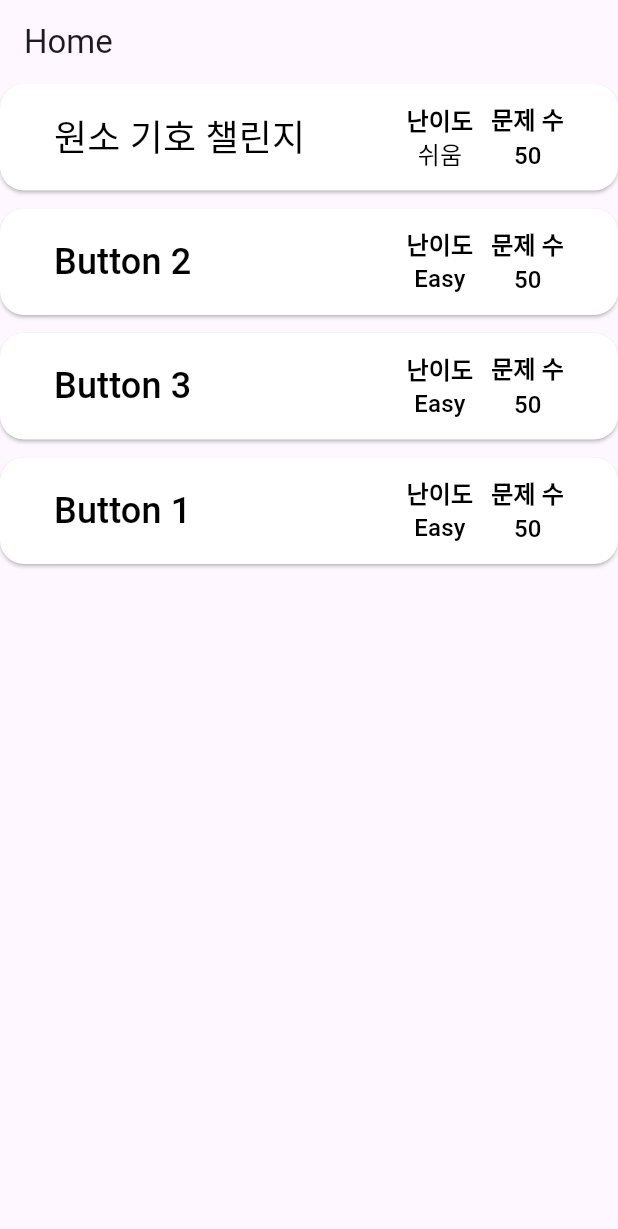
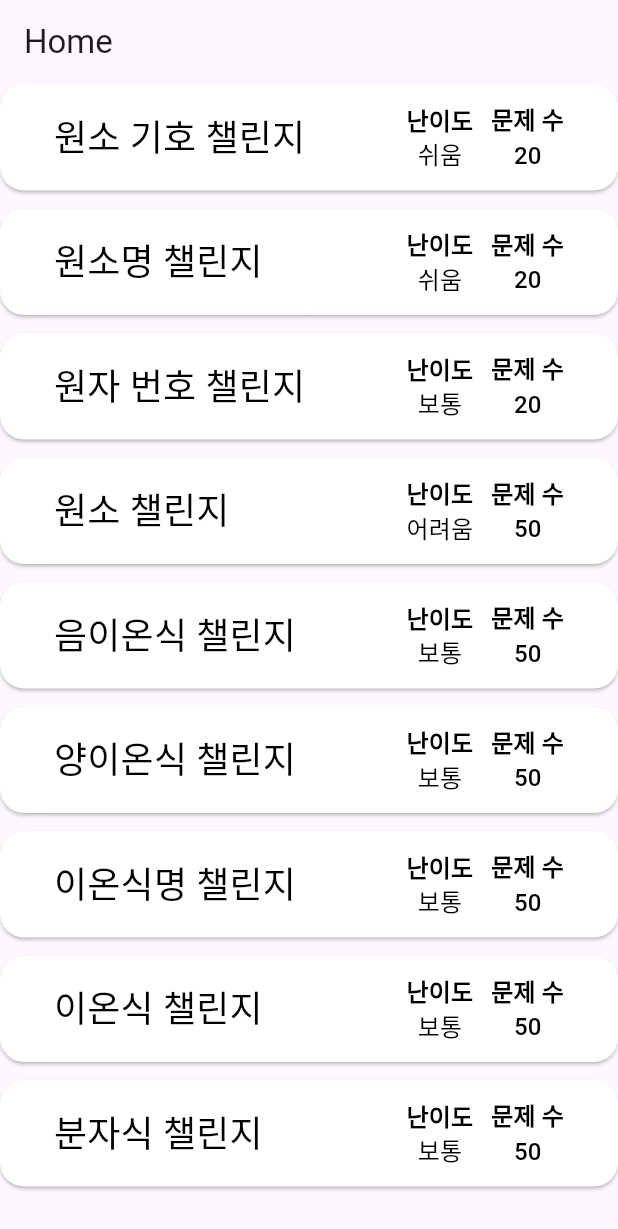
Before and after one commit to dohun0310/Chemistry-Challenge, a Flutter app: the screen it shows after launch, on a phone screen of 412 x 824 dp. Shown: the top 1229 px of the screen. Run offline on Flutter 3.47's test engine with Material 3 defaults, Android fonts, the phone set to English and light mode, and no system bars.

Commit message:
add many list

```diff
--- a/lib/pages/main/main.dart
+++ b/lib/pages/main/main.dart
@@ -1,7 +1,7 @@
 import 'package:flutter/material.dart';
 
 import 'package:elemental_challenge/components/list_button.dart';
-import 'package:elemental_challenge/pages/Challenge/main.dart';
+import 'package:elemental_challenge/pages/elemental_symbol/main.dart';
 
 class HomeContent extends StatelessWidget {
   const HomeContent({super.key});
@@ -37,27 +37,58 @@ class MobileLayout extends StatelessWidget {
                   const ListButton(
                     title: '원소 기호 챌린지',
                     difficulty: '쉬움',
-                    questionnum: 50,
-                    destinationPage: Challenge(),
+                    questionnum: 20,
+                    destinationPage: ChallengeElementalSymbol(),
                   ),
                   const ListButton(
-                    title: 'Button 2',
-                    difficulty: 'Easy',
-                    questionnum: 50,
-                    destinationPage: Challenge(),
+                    title: '원소명 챌린지',
+                    difficulty: '쉬움',
+                    questionnum: 20,
+                    destinationPage: ChallengeElementalSymbol(),
                   ),
                   const ListButton(
-                    title: 'Button 3',
-                    difficulty: 'Easy',
-                    questionnum: 50,
-                    destinationPage: Challenge(),
+                    title: '원자 번호 챌린지',
+                    difficulty: '보통',
+                    questionnum: 20,
+                    destinationPage: ChallengeElementalSymbol(),
                   ),
                   const ListButton(
-                    title: 'Button 1',
-                    difficulty: 'Easy',
+                    title: '원소 챌린지',
+                    difficulty: '어려움',
                     questionnum: 50,
-                    destinationPage: Challenge(),
+                    destinationPage: ChallengeElementalSymbol(),
                   ),
+                  const ListButton(
+                    title: '음이온식 챌린지',
+                    difficulty: '보통',
+                    questionnum: 50,
+                    destinationPage: ChallengeElementalSymbol(),
+                  ),
+                  const ListButton(
+                    title: '양이온식 챌린지',
+                    difficulty: '보통',
+                    questionnum: 50,
+                    destinationPage: ChallengeElementalSymbol(),
+                  ),
+                  const ListButton(
+                    title: '이온식명 챌린지',
+                    difficulty: '보통',
+                    questionnum: 50,
+                    destinationPage: ChallengeElementalSymbol(),
+                  ),
+                  const ListButton(
+                    title: '이온식 챌린지',
+                    difficulty: '보통',
+                    questionnum: 50,
+                    destinationPage: ChallengeElementalSymbol(),
+                  ),
+                  const ListButton(
+                    title: '분자식 챌린지',
+                    difficulty: '보통',
+                    questionnum: 50,
+                    destinationPage: ChallengeElementalSymbol(),
+                  ),
+
                 ],
               ),
             ),
```
